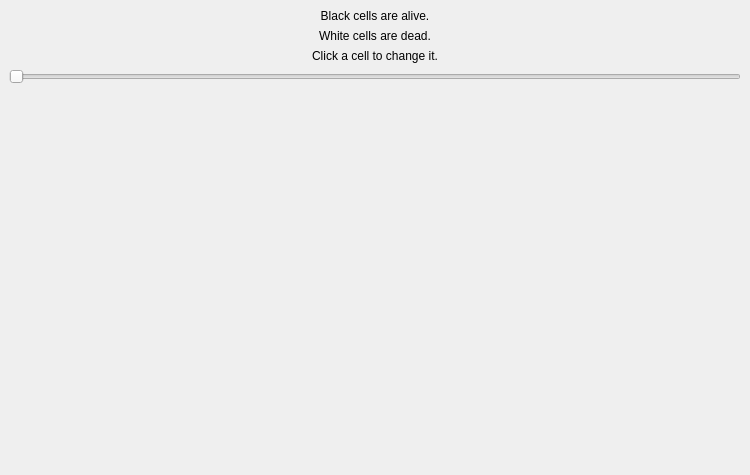
Qt form mainwindow.ui (liweiyap/Conway_GameOfLife) before a commit.
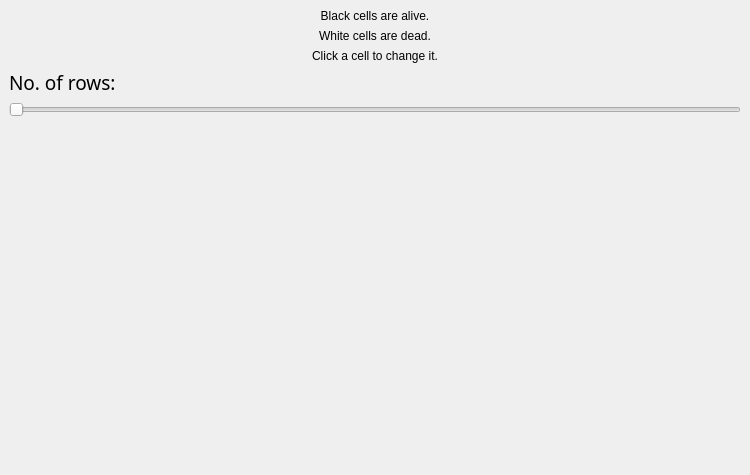
The same form after that commit.

The edit to the form file:
```diff
--- a/mainwindow.ui
+++ b/mainwindow.ui
@@ -58,6 +58,22 @@
           </property>
          </widget>
         </item>
+        <item>
+         <widget class="QLabel" name="label">
+          <property name="font">
+           <font>
+            <family>Trebuchet MS</family>
+            <pointsize>14</pointsize>
+           </font>
+          </property>
+          <property name="text">
+           <string>No. of rows:</string>
+          </property>
+          <property name="alignment">
+           <set>Qt::AlignBottom|Qt::AlignLeading|Qt::AlignLeft</set>
+          </property>
+         </widget>
+        </item>
         <item>
          <widget class="QSlider" name="rowCountSlider">
           <property name="orientation">
```
